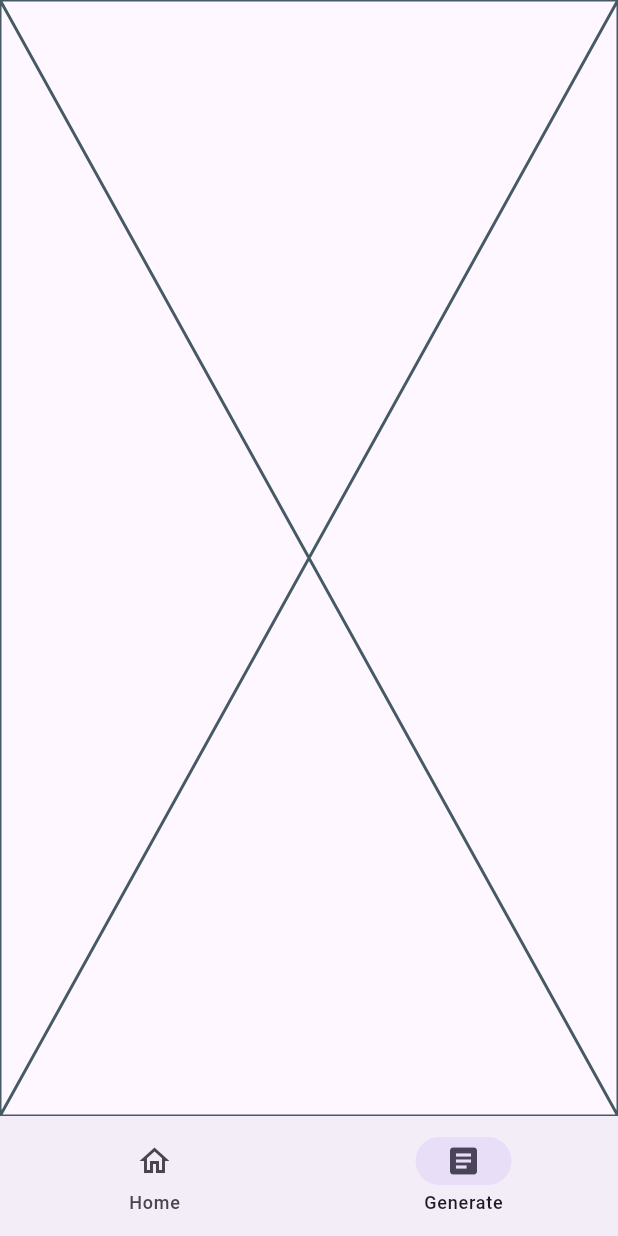
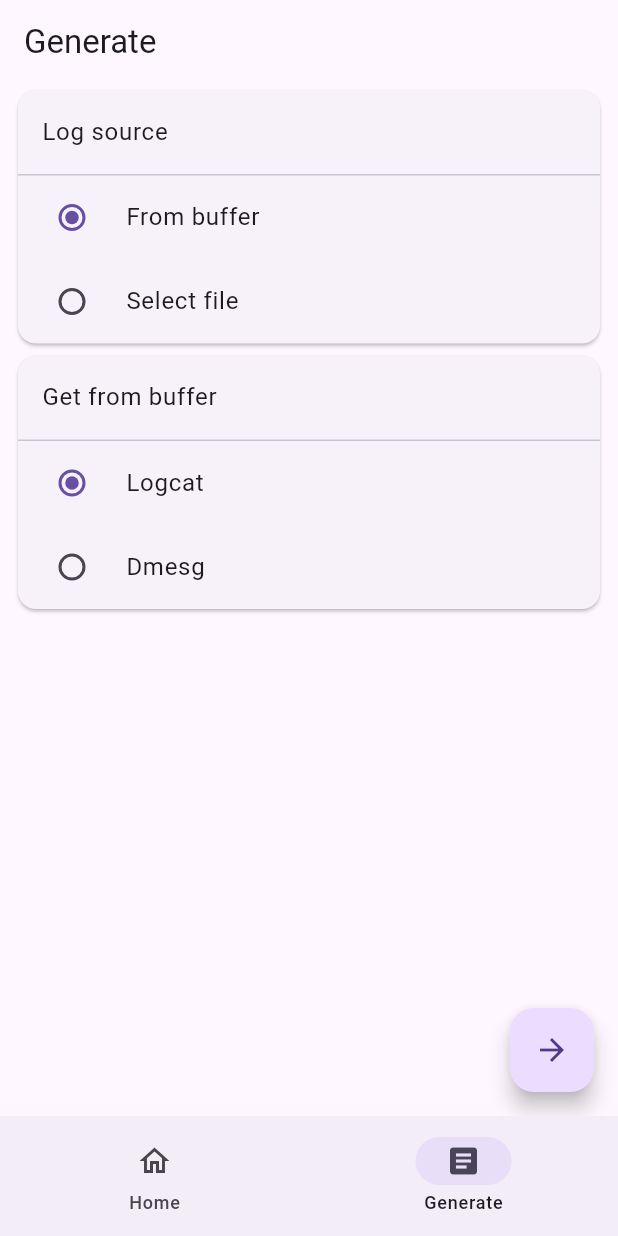
Before and after one commit to StaticReflection/Folicy, a Flutter app: the screen it shows after launch, item 2 of the bottom bar chosen, on a phone screen of 412 x 824 dp. Run offline on Flutter 3.47's test engine with Material 3 defaults, Android fonts, the phone set to English and light mode, and no system bars; our stand-ins replace get; missing offline and left inert: root; generated files the repository leaves out were written again; statements that could not run were skipped.

Commit message:
完成生成规则界面

```diff
--- a/lib/bindings.dart
+++ b/lib/bindings.dart
@@ -1,3 +1,4 @@
+import 'package:folicy/controllers/generate/generate_page_controller.dart';
 import 'package:folicy/controllers/home/home_page_controller.dart';
 import 'package:get/get.dart';
 import 'package:folicy/controllers/home/home_page_navigation_controller.dart';
@@ -7,5 +8,6 @@ class AllBindings extends Bindings {
   void dependencies() {
     Get.lazyPut(() => HomePageController());
     Get.lazyPut(() => HomePageNavigationController());
+    Get.lazyPut(() => GeneratePageController());
   }
 }
--- /dev/null
+++ b/lib/controllers/generate/generate_page_controller.dart
@@ -0,0 +1,9 @@
+import 'package:flutter/material.dart';
+import 'package:get/get.dart';
+
+class GeneratePageController extends GetxController {
+  RxInt logSource = 0.obs; // 日志来源, 0=从缓冲池, 1=选择文件
+  RxInt getFromBuffer = 0.obs; // 缓冲池, 0=从logcat, 1=从demsg
+
+  void generate(BuildContext context) {}
+}
--- a/lib/l10n/app_en.arb
+++ b/lib/l10n/app_en.arb
@@ -1,12 +1,20 @@
 {
   "@@locale": "en",
   "aboutFolicy": "About Folicy",
+  "confirm": "Confirm",
+  "fileNotSelected": "File not selected",
+  "fromBuffer": "From buffer",
   "generate": "Generate",
+  "getFromBuffer": "Get from buffer",
   "home": "Home",
   "kernelVersion": "Kernel version",
+  "logSource": "Log source",
   "needRoot": "Need Root",
+  "notSelected": "Not select",
   "powerOff": "Power off",
+  "prompt": "Prompt",
   "reboot": "Reboot",
+  "selectFile": "Select file",
   "selinuxStatus": "SELinux status",
   "systemFingerprint": "System fingerprint",
   "systemVersion": "System version"
--- a/lib/l10n/app_zh.arb
+++ b/lib/l10n/app_zh.arb
@@ -1,12 +1,20 @@
 {
   "@@locale": "zh",
   "aboutFolicy": "关于Folicy",
+  "confirm": "确定",
+  "fileNotSelected": "未选择文件",
+  "fromBuffer": "从缓冲池",
   "generate": "生成",
+  "getFromBuffer": "从以下缓冲池中获取",
   "home": "首页",
   "kernelVersion": "内核版本",
+  "logSource": "日志来源",
   "needRoot": "需要Root",
+  "notSelected": "未选择",
   "powerOff": "关机",
+  "prompt": "提示",
   "reboot": "重启",
+  "selectFile": "选择文件",
   "selinuxStatus": "SELinux 状态",
   "systemFingerprint": "系统指纹",
   "systemVersion": "系统版本"
--- a/lib/views/home/home_page.dart
+++ b/lib/views/home/home_page.dart
@@ -4,6 +4,7 @@ import 'package:flutter_gen/gen_l10n/app_localizations.dart';
 
 import 'package:folicy/controllers/home/home_page_navigation_controller.dart';
 import 'package:folicy/views/home/pages/home.dart';
+import 'package:folicy/views/home/pages/generate.dart';
 
 HomePageNavigationController homePageNavigationController = Get.find();
 
@@ -17,7 +18,7 @@ class HomePage extends StatelessWidget {
             index: homePageNavigationController.index.value,
             children: const [
               Home(),
-              Placeholder(),
+              Generate(),
             ],
           )),
       bottomNavigationBar: Obx(() => NavigationBar(
--- /dev/null
+++ b/lib/views/home/pages/generate.dart
@@ -0,0 +1,102 @@
+import 'package:flutter/material.dart';
+import 'package:flutter_gen/gen_l10n/app_localizations.dart';
+import 'package:folicy/controllers/generate/generate_page_controller.dart';
+import 'package:get/get.dart';
+
+GeneratePageController generatePageController = Get.find();
+
+class Generate extends StatelessWidget {
+  const Generate({super.key});
+
+  @override
+  Widget build(BuildContext context) {
+    return Scaffold(
+      appBar: AppBar(title: Text(AppLocalizations.of(context)!.generate)),
+      body: Padding(
+        padding: const EdgeInsets.fromLTRB(8, 0, 8, 0),
+        child: SingleChildScrollView(
+          child: Column(
+            children: [
+              Card(
+                child: Column(
+                  children: [
+                    ListTile(
+                        title: Text(AppLocalizations.of(context)!.logSource)),
+                    const Divider(height: 1),
+                    Obx(() => RadioListTile(
+                        value: 0,
+                        groupValue: generatePageController.logSource.value,
+                        onChanged: (value) =>
+                            generatePageController.logSource.value = value!,
+                        title: Text(AppLocalizations.of(context)!.fromBuffer))),
+                    Obx(() => RadioListTile(
+                        value: 1,
+                        groupValue: generatePageController.logSource.value,
+                        onChanged: (value) =>
+                            generatePageController.logSource.value = value!,
+                        title: Text(AppLocalizations.of(context)!.selectFile))),
+                  ],
+                ),
+              ),
+              Card(
+                child: Obx(
+                  () => AnimatedSwitcher(
+                    duration: const Duration(milliseconds: 500),
+                    child: generatePageController.logSource.value == 0
+                        ? Column(
+                            children: [
+                              ListTile(
+                                  title: Text(AppLocalizations.of(context)!
+                                      .getFromBuffer)),
+                              const Divider(height: 1),
+                              Obx(() => RadioListTile(
+                                  title: const Text('Logcat'),
+                                  value: 0,
+                                  groupValue: generatePageController
+                                      .getFromBuffer.value,
+                                  onChanged: (value) => generatePageController
+                                      .getFromBuffer.value = value!)),
+                              Obx(() => RadioListTile(
+                                  title: const Text('Dmesg'),
+                                  value: 1,
+                                  groupValue: generatePageController
+                                      .getFromBuffer.value,
+                                  onChanged: (value) => generatePageController
+                                      .getFromBuffer.value = value!)),
+                            ],
+                          )
+                        : ListTile(
+                            title:
+                                Text(AppLocalizations.of(context)!.notSelected),
+                            trailing: const Icon(Icons.arrow_forward),
+                          ),
+                  ),
+                ),
+              ),
+            ],
+          ),
+        ),
+      ),
+      floatingActionButton: FloatingActionButton(
+        child: const Icon(Icons.arrow_forward),
+        onPressed: () {
+          if (generatePageController.logSource.value == 1) {
+            showDialog(
+              context: context,
+              builder: (context) => AlertDialog(
+                title: Text(AppLocalizations.of(context)!.prompt),
+                content: Text(AppLocalizations.of(context)!.fileNotSelected),
+                actions: [
+                  ElevatedButton(
+                    onPressed: () => Get.back(),
+                    child: Text(AppLocalizations.of(context)!.confirm),
+                  ),
+                ],
+              ),
+            );
+          }
+        },
+      ),
+    );
+  }
+}
```
